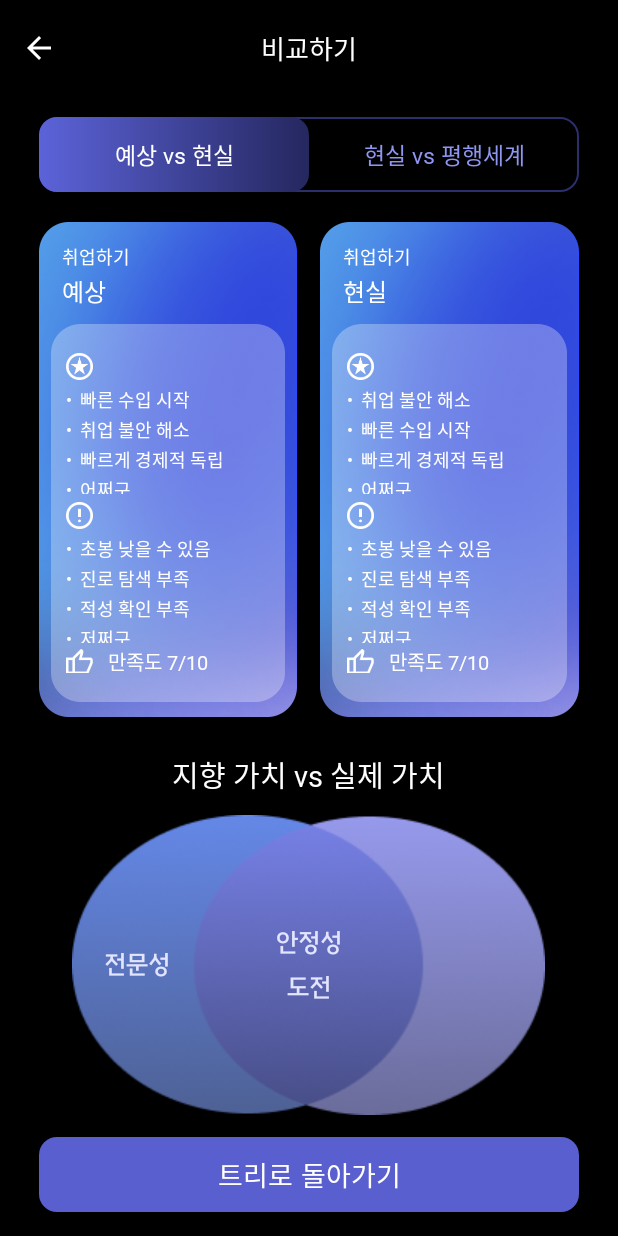
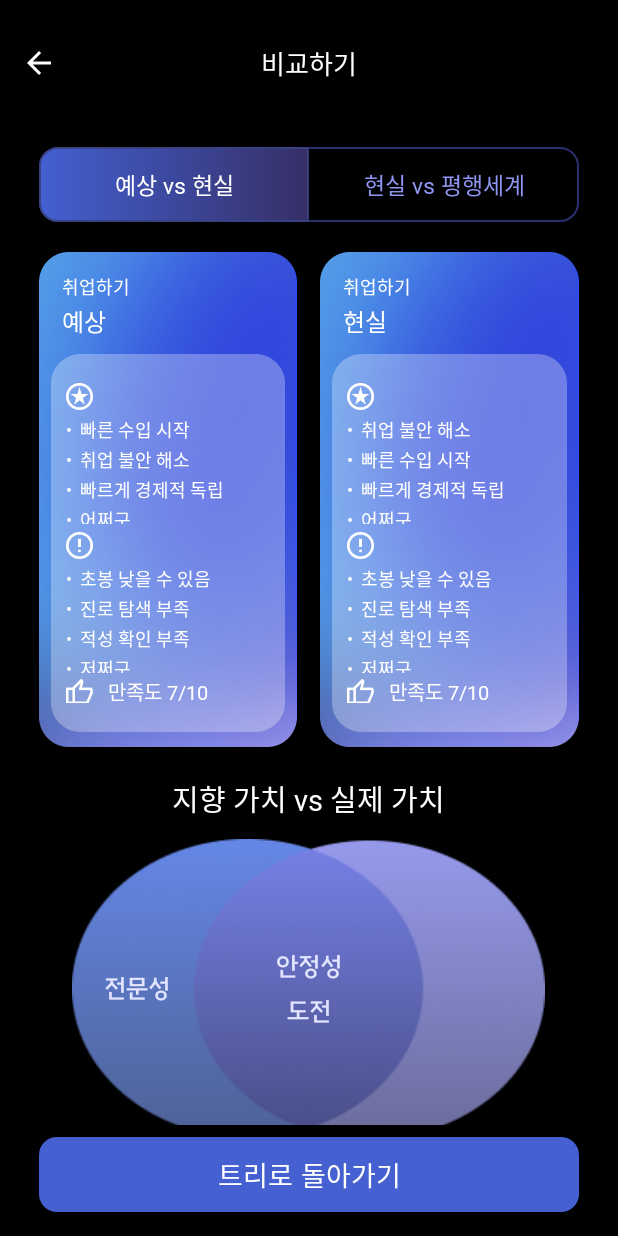
Before and after one commit to esperanza-Q/IFME, an Android app: the CompareActivity screen opened directly, with no data from a screen before it, on a phone screen of 412 x 824 dp. Run offline under Robolectric (Android 15) with nearby library versions, the phone set to English and light mode, and no system bars; Roboto replaces fonts that are not available here.

Commit message:
design : compareDrawableChange

```diff
--- a/app/src/main/java/com/example/ifme/CompareActivity.java
+++ b/app/src/main/java/com/example/ifme/CompareActivity.java
@@ -88,8 +88,8 @@ public class CompareActivity extends AppCompatActivity {
     private void showTab(int tab) {
         boolean isExpect = (tab == TAB_EXPECT);
 
-        tabExpect.setBackgroundResource(isExpect ? R.drawable.bg_compare_tab_selected : 0);
-        tabParallel.setBackgroundResource(isExpect ? 0 : R.drawable.bg_compare_tab_selected);
+        tabExpect.setBackgroundResource(isExpect ? R.drawable.bg_compare_tab_selected_left : 0);
+        tabParallel.setBackgroundResource(isExpect ? 0 : R.drawable.bg_compare_tab_selected_right);
         tabExpect.setTextColor(isExpect ? 0xFFFFFFFF : 0xFF8F96F2);
         tabParallel.setTextColor(isExpect ? 0xFF8F96F2 : 0xFFFFFFFF);
 
--- a/app/src/main/res/drawable/bg_compare_button.xml
+++ b/app/src/main/res/drawable/bg_compare_button.xml
@@ -1,7 +1,6 @@
 <?xml version="1.0" encoding="utf-8"?>
-<!-- 트리로 돌아가기 버튼 배경 (색은 추정값) -->
 <shape xmlns:android="http://schemas.android.com/apk/res/android"
     android:shape="rectangle">
-    <solid android:color="#5A5FCF" />
+    <solid android:color="#4460D1" />
     <corners android:radius="12dp" />
 </shape>
--- /dev/null
+++ b/app/src/main/res/drawable/bg_compare_tab_selected_left.xml
@@ -0,0 +1,16 @@
+<?xml version="1.0" encoding="utf-8"?>
+<shape xmlns:android="http://schemas.android.com/apk/res/android"
+    android:shape="rectangle">
+    <gradient
+        android:angle="0"
+        android:startColor="#FF4360D2"
+        android:endColor="#A2544AA1" />
+    <corners
+        android:topLeftRadius="12dp"
+        android:bottomLeftRadius="12dp"
+        android:topRightRadius="0dp"
+        android:bottomRightRadius="0dp" />
+    <stroke
+        android:width="1dp"
+        android:color="#E63A4280" />
+</shape>
--- /dev/null
+++ b/app/src/main/res/drawable/bg_compare_tab_selected_right.xml
@@ -0,0 +1,16 @@
+<?xml version="1.0" encoding="utf-8"?>
+<shape xmlns:android="http://schemas.android.com/apk/res/android"
+    android:shape="rectangle">
+    <gradient
+        android:angle="0"
+        android:startColor="#FF4360D3"
+        android:endColor="#7B59408E" />
+    <corners
+        android:topLeftRadius="0dp"
+        android:bottomLeftRadius="0dp"
+        android:topRightRadius="12dp"
+        android:bottomRightRadius="12dp" />
+    <stroke
+        android:width="1dp"
+        android:color="#FF1C2654" />
+</shape>
--- a/app/src/main/res/layout/activity_compare.xml
+++ b/app/src/main/res/layout/activity_compare.xml
@@ -7,11 +7,12 @@
     android:layout_width="match_parent"
     android:layout_height="match_parent"
     android:orientation="vertical"
-    android:background="#000000">
+    android:background="#000000"
+    android:paddingTop="20dp">
 
     <FrameLayout
         android:layout_width="match_parent"
-        android:layout_height="64dp">
+        android:layout_height="84dp">
 
         <ImageButton
             android:id="@+id/compareBtnBack"
@@ -19,21 +20,21 @@
             android:layout_height="48dp"
             android:layout_gravity="start|center_vertical"
             android:layout_marginStart="2dp"
+            android:background="?attr/selectableItemBackgroundBorderless"
+            android:contentDescription="뒤로 가기"
             android:padding="16dp"
             android:scaleType="fitCenter"
-            android:background="?attr/selectableItemBackgroundBorderless"
             android:src="@drawable/ic_back_black"
-            app:tint="#FFFFFF"
-            android:contentDescription="뒤로 가기" />
+            app:tint="#FFFFFF" />
 
         <TextView
             android:layout_width="wrap_content"
             android:layout_height="wrap_content"
             android:layout_gravity="center"
+            android:fontFamily="@font/pretendard_semibold"
             android:text="비교하기"
             android:textColor="#FFFFFF"
-            android:textSize="17sp"
-            android:fontFamily="@font/pretendard_semibold" />
+            android:textSize="17sp" />
 
     </FrameLayout>
 
@@ -86,7 +87,7 @@
 
                 <include
                     android:id="@+id/compareCardLeft"
-                    layout="@layout/view_compare_card"
+                    layout="@layout/item_compare_card"
                     android:layout_width="0dp"
                     android:layout_height="330dp"
                     android:layout_weight="1" />
@@ -97,7 +98,7 @@
 
                 <include
                     android:id="@+id/compareCardRight"
-                    layout="@layout/view_compare_card"
+                    layout="@layout/item_compare_card"
                     android:layout_width="0dp"
                     android:layout_height="330dp"
                     android:layout_weight="1" />
@@ -109,7 +110,7 @@
                 android:layout_width="wrap_content"
                 android:layout_height="wrap_content"
                 android:layout_gravity="center_horizontal"
-                android:layout_marginTop="24dp"
+                android:layout_marginTop="20dp"
                 android:text="지향 가치 vs 실제 가치"
                 android:textColor="#FFFFFF"
                 android:textSize="19sp"
```
Also changed, not shown: app/src/main/res/layout/item_compare_card.xml (renamed from app/src/main/res/layout/view_compare_card.xml).
